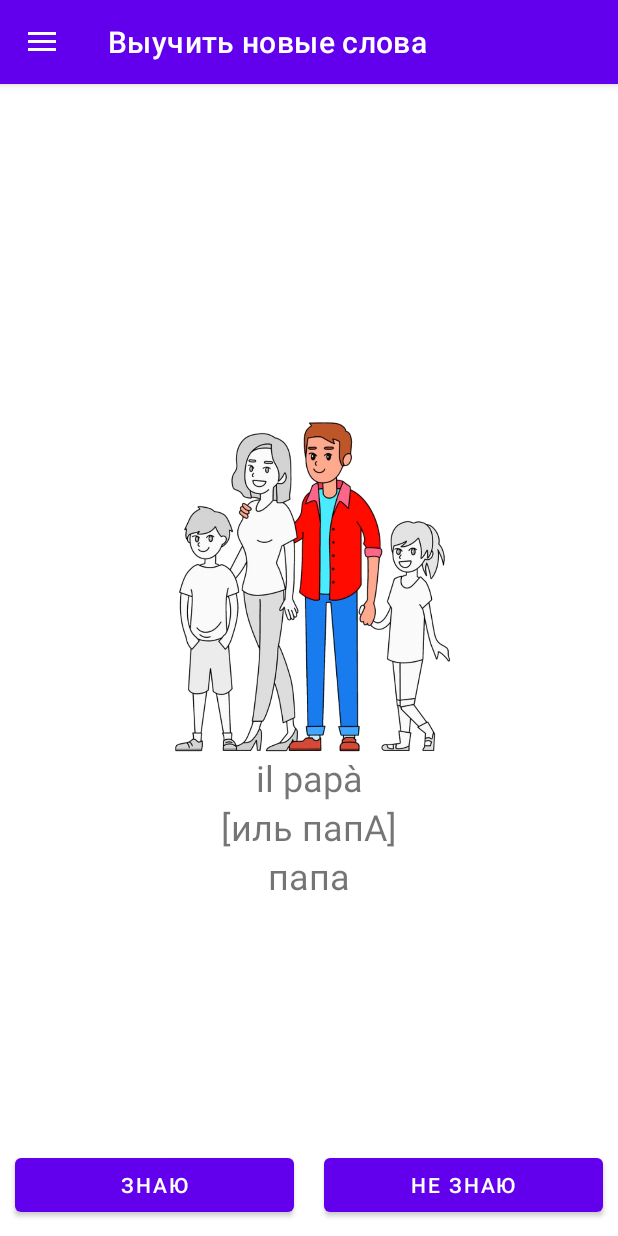
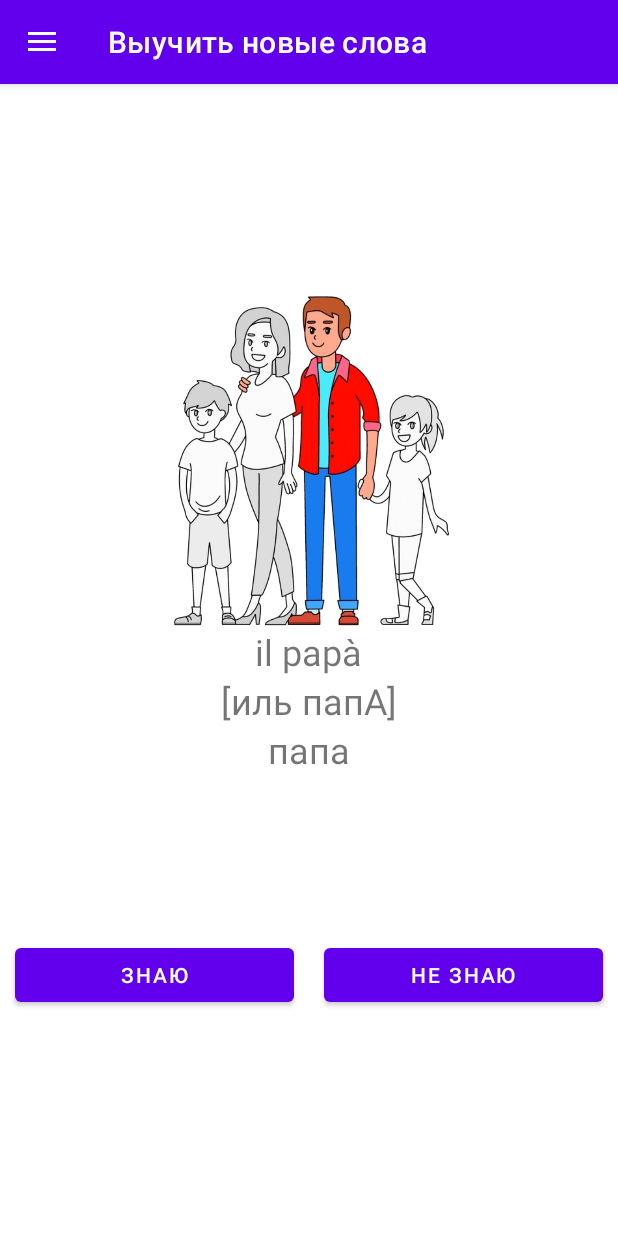
Before and after one commit to neondoll/simple_italian, an Android app: the screen it shows after launch (MainActivity), in the side drawer, after a tap on "Выучить новые слова", on a phone screen of 412 x 824 dp. Run offline under Robolectric (Android 15) with nearby library versions, the phone set to English and light mode, and no system bars; our stand-ins replace navigation-ui; 1 statement that could not run was skipped.

Commit message:
add new word

```diff
--- a/app/src/main/AndroidManifest.xml
+++ b/app/src/main/AndroidManifest.xml
@@ -1,5 +1,6 @@
 <?xml version="1.0" encoding="utf-8"?>
 <manifest xmlns:android="http://schemas.android.com/apk/res/android"
+    xmlns:tools="http://schemas.android.com/tools"
     package="com.example.simpleitalian">
 
     <application
@@ -13,10 +14,10 @@
             android:name=".MainActivity"
             android:label="@string/app_name"
             android:screenOrientation="portrait"
-            android:theme="@style/Theme.SimpleItalian.NoActionBar">
+            android:theme="@style/Theme.SimpleItalian.NoActionBar"
+            tools:ignore="LockedOrientationActivity">
             <intent-filter>
                 <action android:name="android.intent.action.MAIN" />
-
                 <category android:name="android.intent.category.LAUNCHER" />
             </intent-filter>
         </activity>
--- a/app/src/main/java/com/example/simpleitalian/DBWords.java
+++ b/app/src/main/java/com/example/simpleitalian/DBWords.java
@@ -43,7 +43,8 @@ public class DBWords {
         cv.put(COLUMN_TRANSCRIPTION, transcription);
         cv.put(COLUMN_IMAGE, image);
         cv.put(COLUMN_SPEECH, speech);
-        cv.put(COLUMN_KNOWN, false);
+        cv.put(COLUMN_KNOWN, 0);
+
         return mDataBase.insert(TABLE_NAME, null, cv);
     }
 
@@ -54,7 +55,8 @@ public class DBWords {
         cv.put(COLUMN_TRANSCRIPTION, md.getTranscription());
         cv.put(COLUMN_IMAGE, md.getImage());
         cv.put(COLUMN_SPEECH, md.getSpeech());
-        cv.put(COLUMN_KNOWN, md.getKnown());
+        cv.put(COLUMN_KNOWN, md.getKnown() ? 1 : 0);
+
         return mDataBase.update(TABLE_NAME, cv, COLUMN_ID + " = ?", new String[]{String.valueOf(md.getId())});
     }
 
@@ -75,7 +77,9 @@ public class DBWords {
         String transcription = mCursor.getString(NUM_COLUMN_TRANSCRIPTION);
         int image = mCursor.getInt(NUM_COLUMN_IMAGE);
         int speech = mCursor.getInt(NUM_COLUMN_SPEECH);
-        return new Word(id, italian, transcription, russian, speech, image);
+        boolean know = (mCursor.getInt(NUM_COLUMN_KNOWN) == 1);
+
+        return new Word(id, italian, transcription, russian, speech, image, know);
     }
 
     public ArrayList<Word> selectAll(String italian) {
@@ -90,9 +94,11 @@ public class DBWords {
                 String transcription = mCursor.getString(NUM_COLUMN_TRANSCRIPTION);
                 int image = mCursor.getInt(NUM_COLUMN_IMAGE);
                 int speech = mCursor.getInt(NUM_COLUMN_SPEECH);
-                arr.add(new Word(id, italian, transcription, russian, speech, image));
+                boolean know = (mCursor.getInt(NUM_COLUMN_KNOWN) == 1);
+                arr.add(new Word(id, italian, transcription, russian, speech, image, know));
             } while (mCursor.moveToNext());
         }
+
         return arr;
     }
 
@@ -109,9 +115,11 @@ public class DBWords {
                 String transcription = mCursor.getString(NUM_COLUMN_TRANSCRIPTION);
                 int image = mCursor.getInt(NUM_COLUMN_IMAGE);
                 int speech = mCursor.getInt(NUM_COLUMN_SPEECH);
-                arr.add(new Word(id, italian, transcription, russian, speech, image));
+                boolean know = (mCursor.getInt(NUM_COLUMN_KNOWN) == 1);
+                arr.add(new Word(id, italian, transcription, russian, speech, image, know));
             } while (mCursor.moveToNext());
         }
+
         return arr;
     }
 
@@ -128,10 +136,24 @@ public class DBWords {
                 String transcription = mCursor.getString(NUM_COLUMN_TRANSCRIPTION);
                 int image = mCursor.getInt(NUM_COLUMN_IMAGE);
                 int speech = mCursor.getInt(NUM_COLUMN_SPEECH);
-                arr.add(new Word(id, italian, transcription, russian, speech, image));
+                boolean know = (mCursor.getInt(NUM_COLUMN_KNOWN) == 1);
+                arr.add(new Word(id, italian, transcription, russian, speech, image, know));
             } while (mCursor.moveToNext());
         }
+
         return arr;
+    }
+
+    public boolean isInDatabase(String italian, String russian) {
+        ArrayList<Word> words = selectAll(italian);
+        if (words.size() > 0) {
+            for (int i = 0; i < words.size(); i++) {
+                if (words.get(i).getRussian().equals(russian)) {
+                    return true;
+                }
+            }
+        }
+        return false;
     }
 
     private class OpenHelper extends SQLiteOpenHelper {
--- a/app/src/main/java/com/example/simpleitalian/MainActivity.java
+++ b/app/src/main/java/com/example/simpleitalian/MainActivity.java
@@ -3,6 +3,7 @@ package com.example.simpleitalian;
 import android.content.Context;
 import android.os.Bundle;
 import android.view.Menu;
+import android.view.View;
 
 import androidx.appcompat.app.AppCompatActivity;
 import androidx.drawerlayout.widget.DrawerLayout;
@@ -13,13 +14,14 @@ import androidx.navigation.ui.NavigationUI;
 
 import com.example.simpleitalian.databinding.ActivityMainBinding;
 import com.google.android.material.navigation.NavigationView;
+import com.google.android.material.snackbar.Snackbar;
 
 import java.util.ArrayList;
 
 public class MainActivity extends AppCompatActivity {
     private ActivityMainBinding binding;
     private AppBarConfiguration mAppBarConfiguration;
-    public DBWords DBConnector;
+    private DBWords DBConnector;
 
     @Override
     protected void onCreate(Bundle savedInstanceState) {
@@ -29,7 +31,6 @@ public class MainActivity extends AppCompatActivity {
 
         binding = ActivityMainBinding.inflate(getLayoutInflater());
         setContentView(binding.getRoot());
-
         setSupportActionBar(binding.appBarMain.toolbar);
         /*binding.appBarMain.fab.setOnClickListener(new View.OnClickListener() {
             @Override
@@ -39,10 +40,10 @@ public class MainActivity extends AppCompatActivity {
         });*/
         DrawerLayout drawer = binding.drawerLayout;
         NavigationView navigationView = binding.navView;
-        // Passing each menu ID as a set of Ids because each
-        // menu should be considered as top level destinations.
+        // Передача каждого идентификатора меню как набора идентификаторов, поскольку
+        // каждое меню следует рассматривать как пункты назначения верхнего уровня.
         mAppBarConfiguration = new AppBarConfiguration.Builder(
-                R.id.nav_home, R.id.nav_add_new_word, R.id.nav_choice, R.id.nav_constructor, R.id.nav_learn_word, R.id.nav_my_word)
+                R.id.nav_add_new_word, R.id.nav_choice, R.id.nav_constructor, R.id.nav_home, R.id.nav_learn_word, R.id.nav_my_word)
                 .setDrawerLayout(drawer)
                 .build();
         NavController navController = Navigation.findNavController(this, R.id.nav_host_fragment_content_main);
@@ -52,7 +53,7 @@ public class MainActivity extends AppCompatActivity {
 
     @Override
     public boolean onCreateOptionsMenu(Menu menu) {
-        // Inflate the menu; this adds items to the action bar if it is present.
+        // Раздуть меню; это добавляет элементы на панель действий, если она присутствует.
         getMenuInflater().inflate(R.menu.main, menu);
         return true;
     }
@@ -65,31 +66,23 @@ public class MainActivity extends AppCompatActivity {
 
     private void startDB(Context context) {
         DBConnector = new DBWords(context);
-        if (!isWordInDatabase("la famiglia", "семья"))
+        if (!DBConnector.isInDatabase("la famiglia", "семья")) {
             DBConnector.insert("la famiglia", "семья", "[ла фамИлья]", R.drawable.image1, 0);
-        if (!isWordInDatabase("il papà", "папа"))
+        }
+        if (!DBConnector.isInDatabase("il papà", "папа")) {
             DBConnector.insert("il papà", "папа", "[иль папА]", R.drawable.image4, 0);
-        if (!isWordInDatabase("la mamma", "мама"))
+        }
+        if (!DBConnector.isInDatabase("la mamma", "мама")) {
             DBConnector.insert("la mamma", "мама", "[ла маммА]", R.drawable.image5, 0);
-        if (!isWordInDatabase("il fratello", "брат"))
+        }
+        if (!DBConnector.isInDatabase("il fratello", "брат")) {
             DBConnector.insert("il fratello", "брат", "[иль фратЕлло]", R.drawable.image2, 0);
-        if (!isWordInDatabase("la sorella", "сестра"))
+        }
+        if (!DBConnector.isInDatabase("la sorella", "сестра")) {
             DBConnector.insert("la sorella", "сестра", "[ла сорЕлла]", R.drawable.image3, 0);
-        ArrayList<Word> word = DBConnector.selectAll();
-        for (int i = 0; i < word.size(); i++)
-            System.out.println(word.get(i).getId() + " - " + word.get(i).getItalian());
+        }
+        ArrayList<Word> words = DBConnector.selectAll();
+        for (int i = 0; i < words.size(); i++) words.get(i).print();
         //DBConnector.deleteAll();
     }
-
-    private boolean isWordInDatabase(String italian, String russian) {
-        ArrayList<Word> words = DBConnector.selectAll(italian);
-        if (words.size() > 0) {
-            for (int i = 0; i < words.size(); i++) {
-                if (words.get(i).getRussian().equals(russian)) {
-                    return true;
-                }
-            }
-        }
-        return false;
-    }
 }
--- a/app/src/main/java/com/example/simpleitalian/Word.java
+++ b/app/src/main/java/com/example/simpleitalian/Word.java
@@ -7,15 +7,16 @@ public class Word {
     private String transcription;
     private int image;
     private int speech;
-    private Boolean known;
+    private boolean known;
 
-    public Word(long id, String italian, String transcription, String russian, int speech, int image) {
+    public Word(long id, String italian, String transcription, String russian, int speech, int image, boolean known) {
         this.id = id;
         this.italian = italian;
         this.russian = russian;
         this.transcription = transcription;
         this.speech = speech;
         this.image = image;
+        this.known = known;
     }
 
     public void setId(long id) {
@@ -66,11 +67,17 @@ public class Word {
         return speech;
     }
 
-    public void setKnown(Boolean known) {
+    public void setKnown(boolean known) {
         this.known = known;
     }
 
-    public Boolean getKnown() {
+    public boolean getKnown() {
         return known;
     }
+
+    public void print() {
+        System.out.println("Word: (id: " + id + "; italian: " + italian + "; russian: " + russian +
+                "; transcription: " + transcription + "; image: " + image + "; speech: " + speech +
+                "; known: " + known + ");");
+    }
 }
--- a/app/src/main/java/com/example/simpleitalian/learnword/LearnWordFragment.java
+++ b/app/src/main/java/com/example/simpleitalian/learnword/LearnWordFragment.java
@@ -39,7 +39,7 @@ public class LearnWordFragment extends Fragment implements View.OnClickListener
         learnWordViewModel = new ViewModelProvider(this).get(LearnWordViewModel.class);
 
         list = new ArrayList<>();
-        list.add(new Word(0, "", "", "", 0, 0));
+        list.add(new Word(0, "", "", "", 0, 0, false));
         list.addAll(DBConnector.selectAll());
         //list.add(new Word(1, "l'uomo", "[л уОмо]", "мужчина", "", ""));
         //list.add(new Word(2, "la donna", "[ла дОнна]", "женщина", "", ""));
--- a/app/src/main/res/layout/fragment_learn_word.xml
+++ b/app/src/main/res/layout/fragment_learn_word.xml
@@ -19,13 +19,11 @@
         app:layout_constraintTop_toTopOf="parent" />
 
     <LinearLayout
-        android:layout_width="wrap_content"
+        android:layout_width="match_parent"
         android:layout_height="wrap_content"
         android:gravity="center"
         android:orientation="vertical"
         app:layout_constraintBottom_toBottomOf="parent"
-        app:layout_constraintLeft_toLeftOf="parent"
-        app:layout_constraintRight_toRightOf="parent"
         app:layout_constraintTop_toTopOf="parent">
 
         <ImageView
@@ -54,9 +52,34 @@
             android:id="@+id/text_russian"
             android:layout_width="wrap_content"
             android:layout_height="wrap_content" />
+
+        <LinearLayout
+            android:layout_width="match_parent"
+            android:layout_height="wrap_content"
+            android:layout_marginTop="100dp"
+            android:orientation="horizontal"
+            app:layout_constraintLeft_toLeftOf="parent"
+            app:layout_constraintRight_toRightOf="parent">
+
+            <Button
+                android:id="@+id/button_know"
+                android:layout_width="match_parent"
+                android:layout_height="wrap_content"
+                android:layout_margin="10dp"
+                android:layout_weight="1"
+                android:text="Знаю" />
+
+            <Button
+                android:id="@+id/button_no_know"
+                android:layout_width="match_parent"
+                android:layout_height="wrap_content"
+                android:layout_margin="10dp"
+                android:layout_weight="1"
+                android:text="Не знаю" />
+        </LinearLayout>
     </LinearLayout>
 
-    <LinearLayout
+    <!--<LinearLayout
         android:layout_width="match_parent"
         android:layout_height="match_parent"
         android:gravity="bottom"
@@ -87,5 +110,5 @@
                 android:layout_weight="1"
                 android:text="Не знаю" />
         </LinearLayout>
-    </LinearLayout>
+    </LinearLayout>-->
 </androidx.constraintlayout.widget.ConstraintLayout>
```
Also changed, not shown: app/src/main/java/com/example/simpleitalian/addnewword/AddNewWordFragment.java (+29 -31 lines), app/src/main/java/com/example/simpleitalian/addnewword/AddNewWordViewModel.java (+24 -9 lines), app/src/main/java/com/example/simpleitalian/choice/ChoiceFragment.java (+10 -4 lines), app/src/main/res/layout/fragment_choice.xml (+32 -3 lines).
